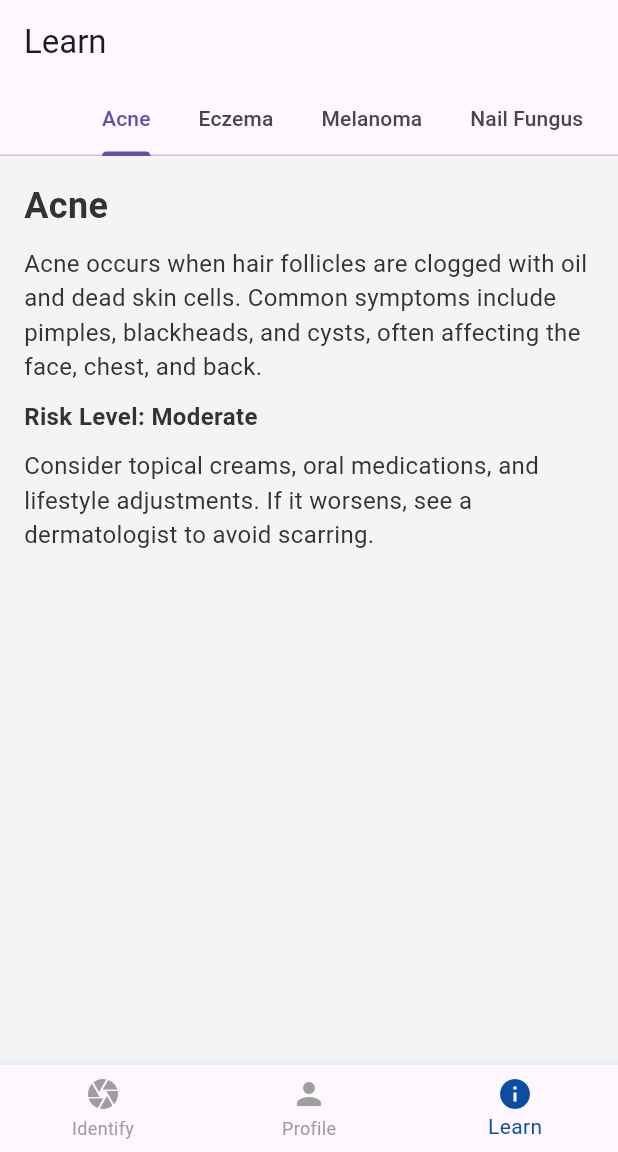
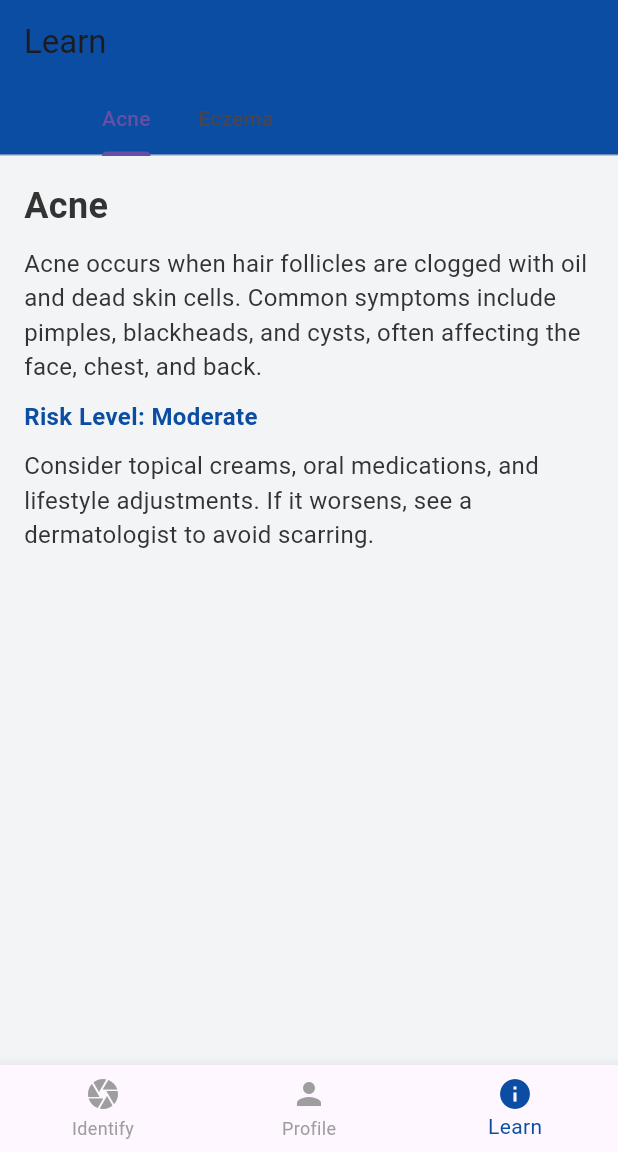
Before and after one commit to bryanz35/SkinDiseaseApp, a Flutter app: the screen it shows after launch, item 3 of the bottom bar chosen, on a phone screen of 412 x 824 dp, the part 84-1236 px from its top. Run offline on Flutter 3.47's test engine with Material 3 defaults, Android fonts, the phone set to English and light mode, and no system bars; our stand-ins replace camera; missing offline and left inert: flutter_pytorch.

Commit message:
Update learn.dart

```diff
--- a/lib/learn.dart
+++ b/lib/learn.dart
@@ -18,70 +18,7 @@ class LearnPage extends StatelessWidget {
       'advice':
           'Use moisturizers and avoid irritants. Consult a healthcare provider for stronger topical medications if needed.'
     },
-    {
-      'title': 'Melanoma',
-      'description':
-          'Melanoma is the most dangerous form of skin cancer, characterized by unusual moles or dark pigmented lesions. Early detection is crucial.',
-      'riskLevel': 'Severe',
-      'advice':
-          'Consult a doctor immediately if you notice changes in moles or new pigmented spots. Early treatment can prevent cancer spread.'
-    },
-    {
-      'title': 'Nail Fungus',
-      'description':
-          'Nail fungus causes thick, discolored nails that may become brittle or crumbly. It can start as a yellow or white spot under the nail.',
-      'riskLevel': 'Moderate',
-      'advice':
-          'Use antifungal creams or oral medication. If persistent, consult a doctor for potential laser treatment or nail removal.'
-    },
-    {
-      'title': 'Psoriasis',
-      'description':
-          'Psoriasis causes red, scaly patches on the skin due to an overactive immune system. It commonly affects elbows, knees, and the scalp.',
-      'riskLevel': 'Chronic',
-      'advice':
-          'Moisturizers, topical treatments, and lifestyle changes may help. Consult a dermatologist if symptoms persist or worsen.'
-    },
-    {
-      'title': 'Seborrheic Keratoses',
-      'description':
-          'Seborrheic Keratoses are benign growths, usually brown or black, that appear on the skin as people age. They are harmless.',
-      'riskLevel': 'Low',
-      'advice':
-          'No treatment is necessary unless irritated. If you find the growth bothersome, a doctor can remove it through cryotherapy or other methods.'
-    },
-    {
-      'title': 'Bullous Disease',
-      'description':
-          'Bullous diseases are skin conditions characterized by large blisters or bullae. These can be itchy or painful and are often autoimmune.',
-      'riskLevel': 'Severe',
-      'advice':
-          'Consult a dermatologist immediately. Treatment typically involves corticosteroids or immunosuppressants to manage symptoms.'
-    },
-    {
-      'title': 'Hair Loss (Alopecia)',
-      'description':
-          'Alopecia refers to hair loss from the scalp or body. It may result from genetics, stress, or autoimmune disorders.',
-      'riskLevel': 'Chronic',
-      'advice':
-          'Consider consulting a dermatologist. Treatments may include topical medications, oral drugs, or lifestyle changes.'
-    },
-    {
-      'title': 'Vascular Tumor',
-      'description':
-          'Vascular tumors are abnormal growths of blood vessels and can be benign or malignant. They often appear as red or purple lumps.',
-      'riskLevel': 'Varies',
-      'advice':
-          'See a healthcare provider for evaluation. Treatment depends on the type and severity of the tumor.'
-    },
-    {
-      'title': 'Lyme Disease',
-      'description':
-          'A bacterial infection caused by the bite of an infected tick, Lyme disease can cause fever, fatigue, and a distinctive bullseye rash.',
-      'riskLevel': 'Severe',
-      'advice':
-          'See a doctor immediately for antibiotics. Early treatment is key to preventing long-term complications.'
-    },
+    // Other diseases...
   ];
 
   @override
@@ -91,6 +28,7 @@ class LearnPage extends StatelessWidget {
       child: Scaffold(
         appBar: AppBar(
           title: Text('Learn'),
+          backgroundColor: Color(0xFF0A4DA2), // Deep Blue
           bottom: TabBar(
             isScrollable: true,
             tabs: diseases.map((disease) => Tab(text: disease['title'])).toList(),
@@ -105,22 +43,22 @@ class LearnPage extends StatelessWidget {
                 children: [
                   Text(
                     disease['title']!,
-                    style: TextStyle(fontSize: 24, fontWeight: FontWeight.bold),
+                    style: TextStyle(fontSize: 24, fontWeight: FontWeight.bold, color: Color(0xFF333333)),
                   ),
                   SizedBox(height: 10),
                   Text(
                     disease['description']!,
-                    style: TextStyle(fontSize: 16),
+                    style: TextStyle(fontSize: 16, color: Color(0xFF333333)),
                   ),
                   SizedBox(height: 10),
                   Text(
                     'Risk Level: ${disease['riskLevel']}',
-                    style: TextStyle(fontSize: 16, fontWeight: FontWeight.bold),
+                    style: TextStyle(fontSize: 16, fontWeight: FontWeight.bold, color: Color(0xFF0A4DA2)),
                   ),
                   SizedBox(height: 10),
                   Text(
                     disease['advice']!,
-                    style: TextStyle(fontSize: 16),
+                    style: TextStyle(fontSize: 16, color: Color(0xFF333333)),
                   ),
                 ],
               ),
```
